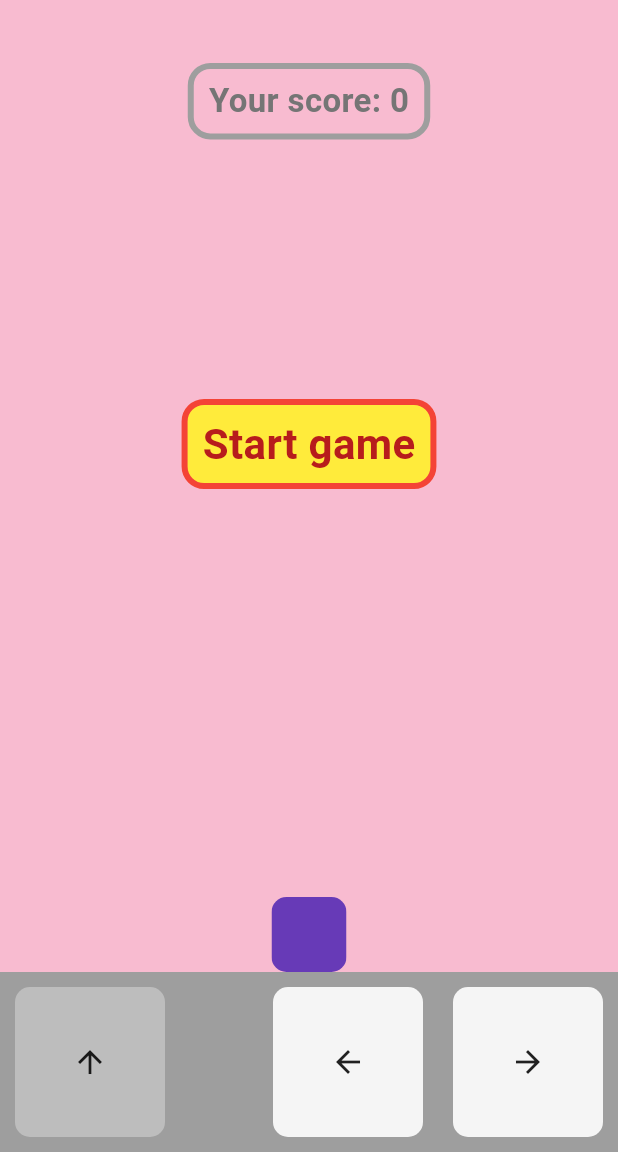
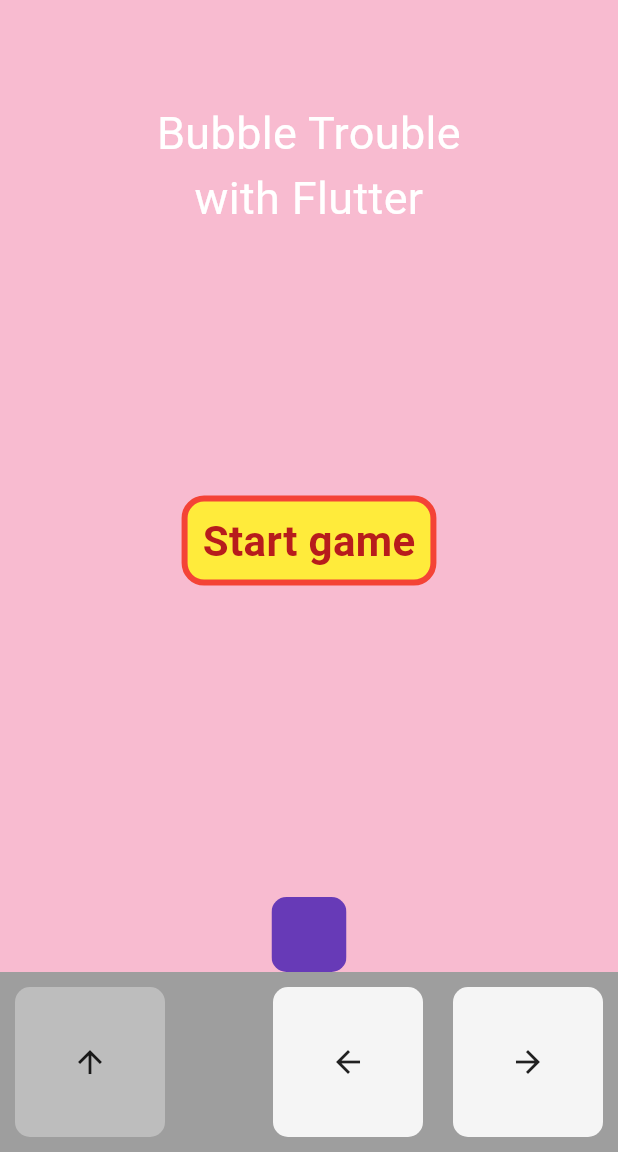
Before and after one commit to fdg2425/bubbleTrouble_flutter_navalnorth_forked, a Flutter app: the screen it shows after launch, on a phone screen of 412 x 824 dp, the part 84-1236 px from its top. Run offline on Flutter 3.47's test engine with Material 3 defaults, Android fonts, the phone set to English and light mode, and no system bars; Roboto replaces fonts that are missing (PixeloidSans); project files that could hold a hidden picture were left out.

Commit message:
added an animated title

```diff
--- a/lib/helper_widgets/fdg_logo_animation_widget.dart
+++ b/lib/helper_widgets/fdg_logo_animation_widget.dart
@@ -7,28 +7,28 @@ class FdgLogoAnimationWidget extends StatelessWidget {
     super.key,
     required this.finalTop,
     required this.finalLeft,
-    required Animation<double> animation,
+    required this.animationValue,
     required this.playingAreaSize,
-  }) : _animation = animation;
+  });
 
   final double finalTop;
   final double finalLeft;
-  final Animation<double> _animation;
+  final double animationValue;
   final Size playingAreaSize;
 
   @override
   Widget build(BuildContext context) {
     return Positioned(
-      top: finalTop + (1 - _animation.value) * playingAreaSize.height / 2,
-      left: finalLeft + (1 - _animation.value) * playingAreaSize.width / 2,
+      top: finalTop + (1 - animationValue) * playingAreaSize.height / 2,
+      left: finalLeft + (1 - animationValue) * playingAreaSize.width / 2,
       child: Transform(
-        transform: Matrix4.rotationX(_animation.value * 4 * pi),
+        transform: Matrix4.rotationX(animationValue * 4 * pi),
         alignment: Alignment.center,
         child: ClipRRect(
             borderRadius: const BorderRadius.all(Radius.circular(10)),
             child: Image.asset(
               "assets/images/FDG_Logo.png",
-              width: 90 - (1 - _animation.value) * 90,
+              width: 90 - (1 - animationValue) * 90,
             )),
       ),
     );
--- a/lib/helper_widgets/score_display.dart
+++ b/lib/helper_widgets/score_display.dart
@@ -11,7 +11,7 @@ class ScoreDisplay extends StatelessWidget {
   @override
   Widget build(BuildContext context) {
     return Container(
-        alignment: const Alignment(0, -0.70),
+        alignment: const Alignment(0, -0.6),
         child: Container(
           padding: const EdgeInsets.symmetric(vertical: 6, horizontal: 10),
           decoration: BoxDecoration(
--- a/lib/helper_widgets/start_game_widget.dart
+++ b/lib/helper_widgets/start_game_widget.dart
@@ -10,7 +10,8 @@ class StartGameWidget extends StatelessWidget {
   @override
   Widget build(BuildContext context) {
     return Container(
-        alignment: const Alignment(0, 0), // centered in playing area
+        alignment: const Alignment(
+            0, 0.2), // centered in playing area, but due to title a bit deeper
         child: GestureDetector(
           onTap: callback,
           child: Container(
--- /dev/null
+++ b/lib/helper_widgets/title_animation_widget.dart
@@ -0,0 +1,29 @@
+import 'dart:math';
+
+import 'package:flutter/material.dart';
+
+class TitleAnimationWidget extends StatelessWidget {
+  const TitleAnimationWidget({
+    super.key,
+    required this.animationValue,
+  });
+
+  final double animationValue;
+
+  @override
+  Widget build(BuildContext context) {
+    return Container(
+      alignment: Alignment(0, -0.6 + 0.6 * (1 - animationValue)),
+      child: Transform(
+        transform: Matrix4.rotationY(animationValue * 2 * pi),
+        alignment: Alignment.topCenter,
+        child: Text("Bubble Trouble\nwith Flutter",
+            textAlign: TextAlign.center,
+            style: TextStyle(
+                color: Colors.white,
+                fontFamily: 'PixeloidSans',
+                fontSize: 10 + 20 * animationValue)),
+      ),
+    );
+  }
+}
--- a/lib/homepage.dart
+++ b/lib/homepage.dart
@@ -4,6 +4,7 @@ import 'dart:async';
 import 'package:flutter/material.dart';
 import 'package:flutter/services.dart';
 import 'helper_widgets/fdg_logo_animation_widget.dart';
+import 'helper_widgets/title_animation_widget.dart';
 import 'settings/settings_provider.dart';
 import 'ball.dart';
 import 'helper_widgets/button.dart';
@@ -36,6 +37,7 @@ class _HomePageState extends State<HomePage>
   // some flags (hopefully self-explaining)
   bool firstBuildCall = true;
   bool gameIsRunning = false;
+  bool showTitle = true;
 
   // autorepeater and keyboard focus node
   late AutoRepeater leftMoveRepeater;
@@ -151,6 +153,7 @@ class _HomePageState extends State<HomePage>
 
     timerCounter.reset();
     buildCounter.reset();
+    showTitle = false;
 
     var playingAreaSize = getPlayingAreaSize(context);
 
@@ -352,14 +355,18 @@ class _HomePageState extends State<HomePage>
                       FdgLogoAnimationWidget(
                           finalTop: getFirstLineTop(),
                           finalLeft: playingAreaInset,
-                          animation: _animation,
+                          animationValue: _animation.value,
                           playingAreaSize: playingAreaSize),
+                      if (showTitle)
+                        TitleAnimationWidget(
+                          animationValue: _animation.value,
+                        ),
                       ShowSettingsButton(
                         top: getFirstLineTop(),
                         right: playingAreaInset,
                         settingsProvider: settingsProvider,
                       ),
-                      ScoreDisplay(score: score),
+                      if (!showTitle) ScoreDisplay(score: score),
                       if (missile != null) missile!.getMissileWidget(),
                       player.getPlayerWidget(),
                       // show the balls on top of the player to better see the collisions
--- a/pubspec.yaml
+++ b/pubspec.yaml
@@ -86,5 +86,10 @@ flutter:
   #       - asset: fonts/TrajanPro_Bold.ttf
   #         weight: 700
   #
+  fonts:
+      - family: PixeloidSans
+        fonts:
+          - asset: assets/fonts/PixeloidSansBold.ttf
+            weight: 900
   # For details regarding fonts from package dependencies,
   # see https://flutter.dev/to/font-from-package
```
Also changed, not shown: assets/fonts/PixeloidSansBold.ttf (added).
